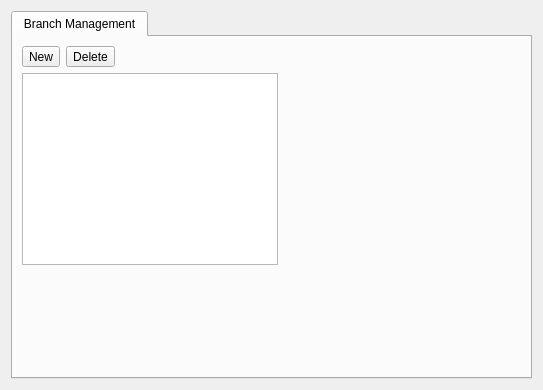
This is dashboard/dashboard.ui in Fikr-Malaysia/QtDC as Qt 5 draws it before an edit. The edited form follows.
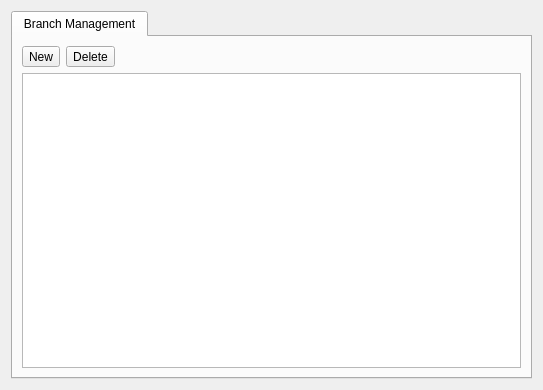
This is the edited form. Icons and pictures are not drawn.

Commit message: tab is good

The edit to the form file:
```diff
--- a/dashboard/dashboard.ui
+++ b/dashboard/dashboard.ui
@@ -62,31 +62,7 @@
         </layout>
        </item>
        <item>
-        <layout class="QVBoxLayout" name="verticalLayout_2">
-         <item>
-          <widget class="QListView" name="tableBranch">
-           <property name="sizePolicy">
-            <sizepolicy hsizetype="Maximum" vsizetype="Fixed">
-             <horstretch>0</horstretch>
-             <verstretch>0</verstretch>
-            </sizepolicy>
-           </property>
-          </widget>
-         </item>
-        </layout>
-       </item>
-       <item>
-        <spacer name="verticalSpacer">
-         <property name="orientation">
-          <enum>Qt::Vertical</enum>
-         </property>
-         <property name="sizeHint" stdset="0">
-          <size>
-           <width>20</width>
-           <height>40</height>
-          </size>
-         </property>
-        </spacer>
+        <widget class="QListView" name="tableBranch"/>
        </item>
       </layout>
       <zorder>horizontalLayoutWidget</zorder>
```
Left out of the diff: 6 changed lines with no effect on the pictures. The commit also changes 4 other files.
